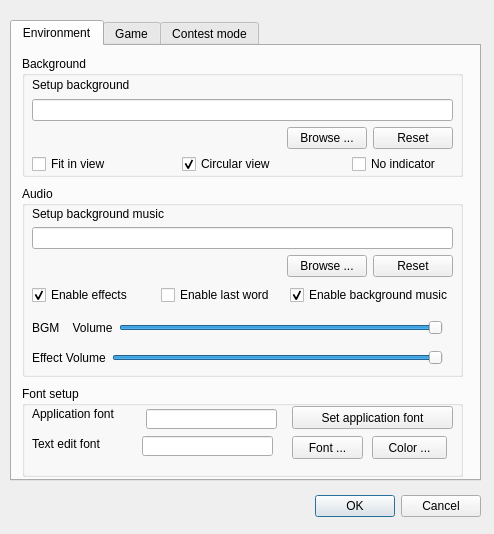
wy19890204/Shuihusha, file src/dialog/configdialog.ui: the form before one commit.
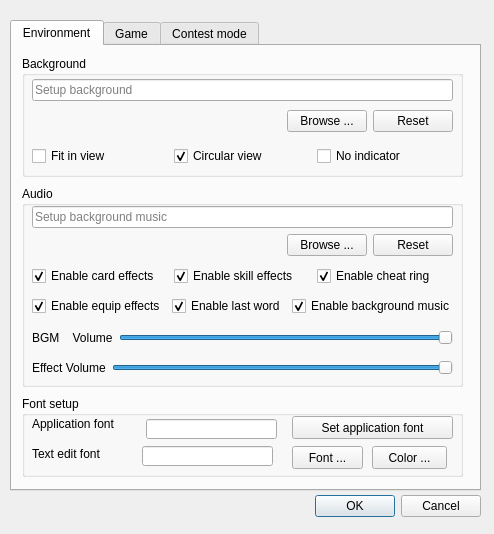
The form after the commit.

Commit message: 扩展设置界面

Diff of the .ui file:
```diff
--- a/src/dialog/configdialog.ui
+++ b/src/dialog/configdialog.ui
@@ -22,7 +22,7 @@
      <x>10</x>
      <y>20</y>
      <width>471</width>
-     <height>461</height>
+     <height>471</height>
     </rect>
    </property>
    <property name="currentIndex">
@@ -38,7 +38,7 @@
        <x>10</x>
        <y>140</y>
        <width>441</width>
-       <height>191</height>
+       <height>201</height>
       </rect>
      </property>
      <property name="title">
@@ -50,25 +50,18 @@
         <x>10</x>
         <y>20</y>
         <width>421</width>
-        <height>71</height>
+        <height>51</height>
        </rect>
       </property>
       <layout class="QVBoxLayout" name="verticalLayout_5">
-       <item>
-        <widget class="QLabel" name="setupBgMusicLabel">
-         <property name="text">
-          <string>Setup background music</string>
-         </property>
-         <property name="buddy">
-          <cstring>bgMusicPathLineEdit</cstring>
-         </property>
-        </widget>
-       </item>
        <item>
         <widget class="QLineEdit" name="bgMusicPathLineEdit">
          <property name="readOnly">
           <bool>true</bool>
          </property>
+         <property name="placeholderText">
+          <string>Setup background music</string>
+         </property>
         </widget>
        </item>
        <item>
@@ -108,16 +101,16 @@
       <property name="geometry">
        <rect>
         <x>10</x>
-        <y>100</y>
+        <y>80</y>
         <width>421</width>
-        <height>18</height>
+        <height>21</height>
        </rect>
       </property>
       <layout class="QHBoxLayout" name="horizontalLayout_3">
        <item>
         <widget class="QCheckBox" name="enableEffectCheckBox">
          <property name="text">
-          <string>Enable effects</string>
+          <string>Enable card effects</string>
          </property>
          <property name="checked">
           <bool>true</bool>
@@ -125,16 +118,19 @@
         </widget>
        </item>
        <item>
-        <widget class="QCheckBox" name="enableLastWordCheckBox">
+        <widget class="QCheckBox" name="enableSkillEffectCheckBox">
          <property name="text">
-          <string>Enable last word</string>
+          <string>Enable skill effects</string>
          </property>
+         <property name="checked">
+          <bool>true</bool>
+         </property>
         </widget>
        </item>
        <item>
-        <widget class="QCheckBox" name="enableBgMusicCheckBox">
+        <widget class="QCheckBox" name="enableCheatRingCheckBox">
          <property name="text">
-          <string>Enable background music</string>
+          <string>Enable cheat ring</string>
          </property>
          <property name="checked">
           <bool>true</bool>
@@ -147,8 +143,8 @@
       <property name="geometry">
        <rect>
         <x>10</x>
-        <y>130</y>
-        <width>411</width>
+        <y>140</y>
+        <width>421</width>
         <height>23</height>
        </rect>
       </property>
@@ -182,8 +178,8 @@
       <property name="geometry">
        <rect>
         <x>10</x>
-        <y>160</y>
-        <width>411</width>
+        <y>170</y>
+        <width>421</width>
         <height>23</height>
        </rect>
       </property>
@@ -213,6 +209,48 @@
        </item>
       </layout>
      </widget>
+     <widget class="QWidget" name="layoutWidget2_2">
+      <property name="geometry">
+       <rect>
+        <x>10</x>
+        <y>110</y>
+        <width>421</width>
+        <height>21</height>
+       </rect>
+      </property>
+      <layout class="QHBoxLayout" name="horizontalLayout_7">
+       <item>
+        <widget class="QCheckBox" name="enableEquipEffectCheckBox">
+         <property name="text">
+          <string>Enable equip effects</string>
+         </property>
+         <property name="checked">
+          <bool>true</bool>
+         </property>
+        </widget>
+       </item>
+       <item>
+        <widget class="QCheckBox" name="enableLastWordCheckBox">
+         <property name="text">
+          <string>Enable last word</string>
+         </property>
+         <property name="checked">
+          <bool>true</bool>
+         </property>
+        </widget>
+       </item>
+       <item>
+        <widget class="QCheckBox" name="enableBgMusicCheckBox">
+         <property name="text">
+          <string>Enable background music</string>
+         </property>
+         <property name="checked">
+          <bool>true</bool>
+         </property>
+        </widget>
+       </item>
+      </layout>
+     </widget>
     </widget>
     <widget class="QGroupBox" name="bgGroupBox">
      <property name="geometry">
@@ -232,27 +270,20 @@
         <x>10</x>
         <y>20</y>
         <width>421</width>
-        <height>73</height>
+        <height>61</height>
        </rect>
       </property>
       <layout class="QVBoxLayout" name="verticalLayout_2">
        <item>
         <layout class="QVBoxLayout" name="verticalLayout">
-         <item>
-          <widget class="QLabel" name="backgrounSetupLabel">
-           <property name="text">
-            <string>Setup background</string>
-           </property>
-           <property name="buddy">
-            <cstring>bgPathLineEdit</cstring>
-           </property>
-          </widget>
-         </item>
          <item>
           <widget class="QLineEdit" name="bgPathLineEdit">
            <property name="readOnly">
             <bool>true</bool>
            </property>
+           <property name="placeholderText">
+            <string>Setup background</string>
+           </property>
           </widget>
          </item>
         </layout>
@@ -290,56 +321,50 @@
        </item>
       </layout>
      </widget>
-     <widget class="QCheckBox" name="fitInViewCheckBox">
+     <widget class="QWidget" name="horizontalLayoutWidget">
       <property name="geometry">
        <rect>
         <x>10</x>
-        <y>100</y>
-        <width>151</width>
-        <height>16</height>
+        <y>90</y>
+        <width>421</width>
+        <height>21</height>
        </rect>
       </property>
-      <property name="text">
-       <string>Fit in view</string>
-      </property>
-     </widget>
-     <widget class="QCheckBox" name="circularViewCheckBox">
-      <property name="geometry">
-       <rect>
-        <x>160</x>
-        <y>100</y>
-        <width>101</width>
-        <height>16</height>
-       </rect>
-      </property>
-      <property name="text">
-       <string>Circular view</string>
-      </property>
-      <property name="checked">
-       <bool>true</bool>
-      </property>
-     </widget>
-     <widget class="QCheckBox" name="noIndicatorCheckBox">
-      <property name="geometry">
-       <rect>
-        <x>330</x>
-        <y>100</y>
-        <width>95</width>
-        <height>16</height>
-       </rect>
-      </property>
-      <property name="text">
-       <string>No indicator</string>
-      </property>
+      <layout class="QHBoxLayout" name="horizontalLayout_4">
+       <item>
+        <widget class="QCheckBox" name="fitInViewCheckBox">
+         <property name="text">
+          <string>Fit in view</string>
+         </property>
+        </widget>
+       </item>
+       <item>
+        <widget class="QCheckBox" name="circularViewCheckBox">
+         <property name="text">
+          <string>Circular view</string>
+         </property>
+         <property name="checked">
+          <bool>true</bool>
+         </property>
+        </widget>
+       </item>
+       <item>
+        <widget class="QCheckBox" name="noIndicatorCheckBox">
+         <property name="text">
+          <string>No indicator</string>
+         </property>
+        </widget>
+       </item>
+      </layout>
      </widget>
     </widget>
     <widget class="QGroupBox" name="fontSetupGroupBox">
      <property name="geometry">
       <rect>
        <x>10</x>
-       <y>340</y>
+       <y>350</y>
        <width>441</width>
-       <height>91</height>
+       <height>81</height>
       </rect>
      </property>
      <property name="title">
```
Left out of the diff: 2 changed lines with no effect on the pictures. The commit also changes 5 other files.
